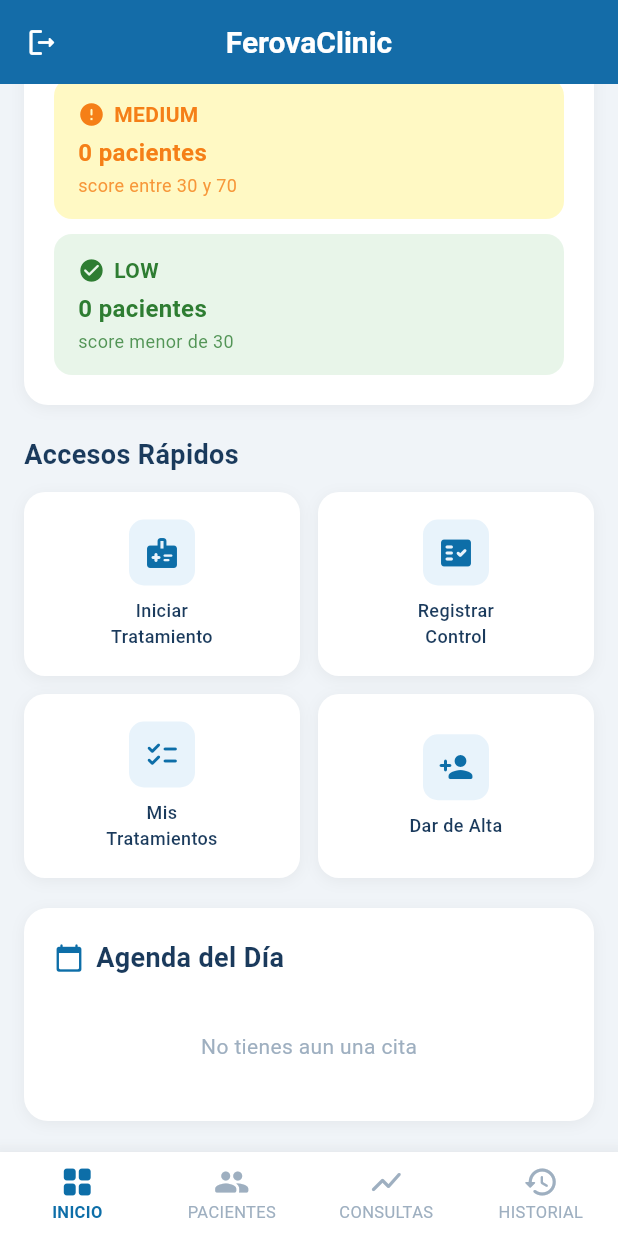
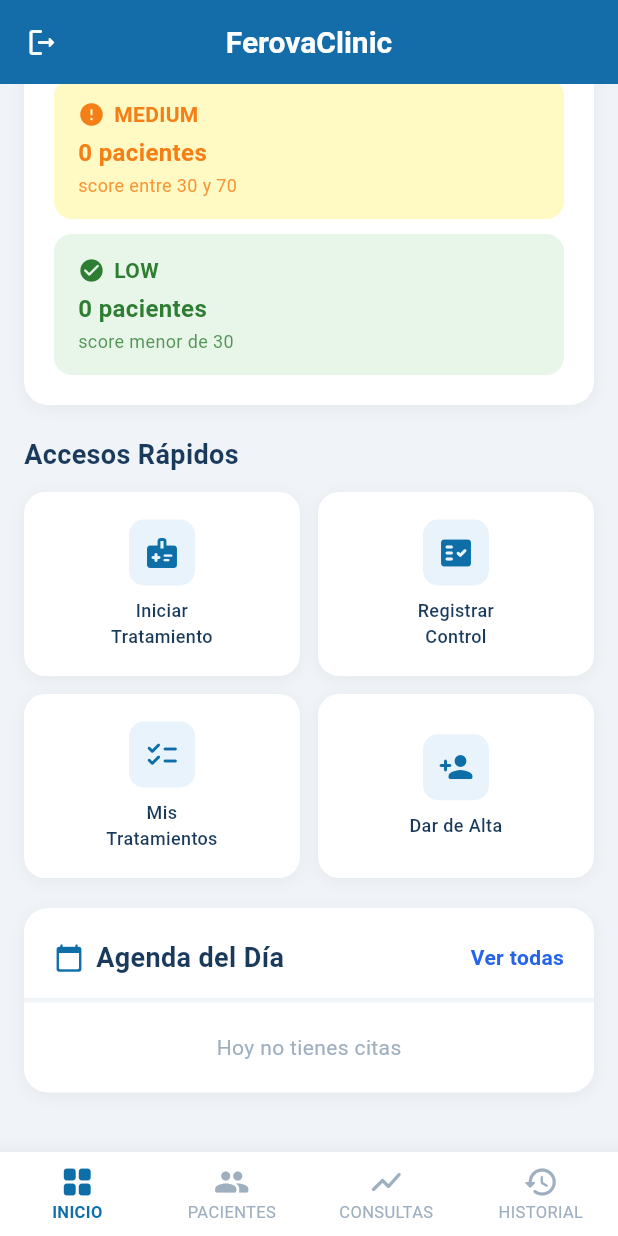
Before and after one commit to SANUVI-MINSA/ferova-clinic-mobile, a Flutter app: the NurseHomePage screen opened directly with empty values, scrolled down 385 dp, on a phone screen of 412 x 824 dp. Run offline on Flutter 3.47's test engine with Material 3 defaults, Android fonts, the phone set to English and light mode, and no system bars; our stand-ins replace flutter_bloc, flutter_map, get_it, latlong2, printing, shared_preferences; accounts and stored records are empty; network calls fail.

Commit message:
feat: enhance NurseHomePage with appointment management and display features

```diff
--- a/lib/feature/health-facility/presentation/nurse_pages/nurse_appointments_page.dart
+++ b/lib/feature/health-facility/presentation/nurse_pages/nurse_appointments_page.dart
@@ -99,7 +99,7 @@
                       vertical: 12,
                     ),
                     itemCount: state.appointments.length,
-                    separatorBuilder: (_, __) => const SizedBox(height: 10),
+                    separatorBuilder: (_, _) => const SizedBox(height: 10),
                     itemBuilder: (context, index) {
                       final Appointment a = state.appointments[index];
                       return AppointmentCard(
--- a/lib/feature/home/presentation/nurse_home/nurse_home_page.dart
+++ b/lib/feature/home/presentation/nurse_home/nurse_home_page.dart
@@ -1,4 +1,8 @@
+import 'package:ferova_clinic_flutter/feature/health-facility/domain/model/appointment.dart';
+import 'package:ferova_clinic_flutter/feature/health-facility/presentation/nurse_pages/nurse_appointments_page.dart';
+import 'package:ferova_clinic_flutter/feature/home/presentation/nurse_home/nurse_home_state.dart';
 import 'package:ferova_clinic_flutter/feature/home/presentation/nurse_home/nurse_home_view_model.dart';
+import 'package:ferova_clinic_flutter/feature/home/presentation/nurse_home/today_appointment_card.dart';
 import 'package:flutter/material.dart';
 import 'package:ferova_clinic_flutter/feature/auth/domain/user.dart';
 import 'package:flutter_bloc/flutter_bloc.dart';
@@ -16,13 +20,6 @@
 
 class _NurseHomePageState extends State<NurseHomePage> {
   int _selectedIndex = 0;
-
-  // Datos de ejemplo — reemplazar con datos reales del ViewModel
-  final int _activePatients = 0;
-  final int _highRiskCount = 0;
-  final int _mediumRiskCount = 0;
-  final int _lowRiskCount = 0;
-  final List<dynamic> _todayAppointments = [];
 
   void _logout(BuildContext context, NurseHomeViewModel viewModel) async {
     // Diálogo de confirmación
@@ -52,16 +49,58 @@
       if (context.mounted) {
         // Opción 1: Si tienes el widget de Login disponible
         Navigator.of(context).pushAndRemoveUntil(
-          MaterialPageRoute(builder: (_) => const LoginPage()), // ← Usa tu LoginPage
+          MaterialPageRoute(
+            builder: (_) => const LoginPage(),
+          ), // ← Usa tu LoginPage
           (route) => false,
         );
       }
     }
   }
 
+  String _formatDate(String dateStr) {
+    final date = DateTime.parse(dateStr);
+    const days = [
+      'Lunes',
+      'Martes',
+      'Miércoles',
+      'Jueves',
+      'Viernes',
+      'Sábado',
+      'Domingo',
+    ];
+    const months = [
+      '',
+      'Enero',
+      'Febrero',
+      'Marzo',
+      'Abril',
+      'Mayo',
+      'Junio',
+      'Julio',
+      'Agosto',
+      'Septiembre',
+      'Octubre',
+      'Noviembre',
+      'Diciembre',
+    ];
+    return '${days[date.weekday - 1]} ${date.day} de ${months[date.month]}, ${date.year}';
+  }
+
+  String _formatTime(String timeStr) {
+    final parts = timeStr.split(':');
+    int hour = int.parse(parts[0]);
+    final int minute = int.parse(parts[1]);
+    final String period = hour >= 12 ? 'PM' : 'AM';
+    if (hour > 12) hour -= 12;
+    if (hour == 0) hour = 12;
+    return '${hour.toString().padLeft(2, '0')}:${minute.toString().padLeft(2, '0')} $period';
+  }
+
   @override
   Widget build(BuildContext context) {
-    final viewModel = context.read<NurseHomeViewModel>();
+    final viewModel = context.watch<NurseHomeViewModel>();
+    final NurseHomeState state = viewModel.state;
 
     return Scaffold(
       backgroundColor: const Color(0xFFF0F4F8),
@@ -89,13 +128,17 @@
           children: [
             _buildNurseHeader(),
             const SizedBox(height: 16),
-            _buildActivePatientCard(),
+            _buildActivePatientCard(state.activePatients),
             const SizedBox(height: 16),
-            _buildRiskStatusSection(),
+            _buildRiskStatusSection(
+              state.highRiskCount,
+              state.mediumRiskCount,
+              state.lowRiskCount,
+            ),
             const SizedBox(height: 20),
             _buildQuickAccess(),
             const SizedBox(height: 20),
-            _buildDaySchedule(),
+            _buildDaySchedule(state.todayAppointments),
             const SizedBox(height: 20),
           ],
         ),
@@ -123,8 +166,11 @@
             const SizedBox(height: 4),
             Row(
               children: const [
-                Icon(Icons.location_on_outlined,
-                    size: 14, color: Color(0xFF6B7D8F)),
+                Icon(
+                  Icons.location_on_outlined,
+                  size: 14,
+                  color: Color(0xFF6B7D8F),
+                ),
                 SizedBox(width: 2),
                 Text(
                   'Posta Médica Huáscar',
@@ -141,7 +187,7 @@
             child: Image.asset(
               'assets/images/nurse_avatar.png',
               fit: BoxFit.cover,
-              errorBuilder: (_, __, ___) => const Icon(
+              errorBuilder: (_, _, _) => const Icon(
                 Icons.person_rounded,
                 size: 34,
                 color: Color(0xFF0D6EA8),
@@ -154,7 +200,7 @@
   }
 
   // ── Cartera de pacientes ──────────────────────────────────────────────────
-  Widget _buildActivePatientCard() {
+  Widget _buildActivePatientCard(int activePatients) {
     return Container(
       width: double.infinity,
       padding: const EdgeInsets.symmetric(horizontal: 20, vertical: 16),
@@ -163,7 +209,7 @@
         borderRadius: BorderRadius.circular(16),
         boxShadow: [
           BoxShadow(
-            color: Colors.black.withOpacity(0.05),
+            color: Colors.black.withValues(alpha: 0.05),
             blurRadius: 8,
             offset: const Offset(0, 2),
           ),
@@ -187,7 +233,7 @@
             textBaseline: TextBaseline.alphabetic,
             children: [
               Text(
-                '$_activePatients',
+                activePatients.toString(),
                 style: const TextStyle(
                   fontSize: 36,
                   fontWeight: FontWeight.bold,
@@ -207,7 +253,11 @@
   }
 
   // ── Estado de Riesgo Clínico ──────────────────────────────────────────────
-  Widget _buildRiskStatusSection() {
+  Widget _buildRiskStatusSection(
+    int highRiskCount,
+    int mediumRiskCount,
+    int lowRiskCount,
+  ) {
     return Container(
       width: double.infinity,
       padding: const EdgeInsets.all(20),
@@ -216,7 +266,7 @@
         borderRadius: BorderRadius.circular(16),
         boxShadow: [
           BoxShadow(
-            color: Colors.black.withOpacity(0.05),
+            color: Colors.black.withValues(alpha: 0.05),
             blurRadius: 8,
             offset: const Offset(0, 2),
           ),
@@ -236,7 +286,7 @@
           const SizedBox(height: 14),
           _buildRiskCard(
             label: 'HIGH',
-            count: _highRiskCount,
+            count: highRiskCount,
             subtitle: 'score mayor de 70',
             bgColor: const Color(0xFFFFEBEB),
             textColor: const Color(0xFFD32F2F),
@@ -245,7 +295,7 @@
           const SizedBox(height: 10),
           _buildRiskCard(
             label: 'MEDIUM',
-            count: _mediumRiskCount,
+            count: mediumRiskCount,
             subtitle: 'score entre 30 y 70',
             bgColor: const Color(0xFFFFF9C4),
             textColor: const Color(0xFFF57F17),
@@ -254,7 +304,7 @@
           const SizedBox(height: 10),
           _buildRiskCard(
             label: 'LOW',
-            count: _lowRiskCount,
+            count: lowRiskCount,
             subtitle: 'score menor de 30',
             bgColor: const Color(0xFFE8F5E9),
             textColor: const Color(0xFF2E7D32),
@@ -311,7 +361,7 @@
             subtitle,
             style: TextStyle(
               fontSize: 12,
-              color: textColor.withOpacity(0.8),
+              color: textColor.withValues(alpha: 0.8),
             ),
           ),
         ],
@@ -325,22 +375,30 @@
       _QuickAccessItem(
         icon: Icons.medical_information_rounded,
         label: 'Iniciar\nTratamiento',
-        onTap: () {/* TODO */},
+        onTap: () {
+          /* TODO */
+        },
       ),
       _QuickAccessItem(
         icon: Icons.fact_check_rounded,
         label: 'Registrar\nControl',
-        onTap: () {/* TODO */},
+        onTap: () {
+          /* TODO */
+        },
       ),
       _QuickAccessItem(
         icon: Icons.checklist_rounded,
         label: 'Mis\nTratamientos',
-        onTap: () {/* TODO */},
+        onTap: () {
+          /* TODO */
+        },
       ),
       _QuickAccessItem(
         icon: Icons.person_add_rounded,
         label: 'Dar de Alta',
-        onTap: () {/* TODO */},
+        onTap: () {
+          /* TODO */
+        },
       ),
     ];
 
@@ -378,7 +436,7 @@
           borderRadius: BorderRadius.circular(14),
           boxShadow: [
             BoxShadow(
-              color: Colors.black.withOpacity(0.05),
+              color: Colors.black.withValues(alpha: 0.05),
               blurRadius: 8,
               offset: const Offset(0, 2),
             ),
@@ -412,16 +470,15 @@
   }
 
   // ── Agenda del Día ────────────────────────────────────────────────────────
-  Widget _buildDaySchedule() {
+  Widget _buildDaySchedule(List<Appointment> todayAppointments) {
     return Container(
       width: double.infinity,
-      padding: const EdgeInsets.all(20),
       decoration: BoxDecoration(
         color: Colors.white,
         borderRadius: BorderRadius.circular(16),
         boxShadow: [
           BoxShadow(
-            color: Colors.black.withOpacity(0.05),
+            color: Colors.black.withValues(alpha: 0.05),
             blurRadius: 8,
             offset: const Offset(0, 2),
           ),
@@ -430,12 +487,17 @@
       child: Column(
         crossAxisAlignment: CrossAxisAlignment.start,
         children: [
-          Row(
-            children: const [
-              Icon(Icons.calendar_today_rounded,
-                  color: Color(0xFF0D6EA8), size: 20),
-              SizedBox(width: 8),
-              Text(
+          Padding(
+            padding: const EdgeInsets.fromLTRB(20, 20, 20, 16),
+            child: Row(
+              children: [
+                const Icon(
+                  Icons.calendar_today_rounded,
+                  color: Color(0xFF0D6EA8),
+                  size: 20,
+                ),
+                const SizedBox(width: 8),
+                const Text(
                   'Agenda del Día',
                   style: TextStyle(
                     fontSize: 18,
@@ -443,22 +505,61 @@
                     color: Color(0xFF1A3A5C),
                   ),
                 ),
+                const Spacer(),
+                GestureDetector(
+                  onTap: () {
+                    Navigator.push(
+                      context,
+                      MaterialPageRoute(
+                        builder: (context) => const NurseAppointmentsPage(),
+                      ),
+                    );
+                  },
+                  child: const Text(
+                    'Ver todas',
+                    style: TextStyle(
+                      fontSize: 14,
+                      fontWeight: FontWeight.w600,
+                      color: Color(0xFF2563EB),
+                    ),
+                  ),
+                ),
               ],
             ),
-          const SizedBox(height: 16),
-          if (_todayAppointments.isEmpty)
+          ),
+          const Divider(height: 1, thickness: 3, color: Color(0xFFF1F5F9)),
+          if (todayAppointments.isEmpty)
             const Center(
               child: Padding(
                 padding: EdgeInsets.symmetric(vertical: 20),
                 child: Text(
-                  'No tienes aun una cita',
+                  'Hoy no tienes citas',
                   style: TextStyle(fontSize: 14, color: Color(0xFF9EAFC0)),
                 ),
               ),
             )
           else
-          // TODO: mapear _todayAppointments a widgets de cita
-            const SizedBox.shrink(),
+            ClipRRect(
+              borderRadius: const BorderRadius.only(
+                bottomLeft: Radius.circular(16),
+                bottomRight: Radius.circular(16),
+              ),
+              child: ListView.builder(
+                shrinkWrap: true,
+                physics: const NeverScrollableScrollPhysics(),
+                padding: EdgeInsets.zero,
+                itemCount: todayAppointments.length,
+                itemBuilder: (context, index) {
+                  final Appointment a = todayAppointments[index];
+                  return TodayAppointmentCard(
+                    appointment: a,
+                    initials: a.patientName,
+                    formattedDate: _formatDate(a.appointmentDate),
+                    formattedTime: _formatTime(a.appointmentTime),
+                  );
+                },
+              ),
+            ),
         ],
       ),
     );
@@ -474,8 +575,10 @@
       unselectedItemColor: const Color(0xFF9EAFC0),
       backgroundColor: Colors.white,
       elevation: 12,
-      selectedLabelStyle:
-      const TextStyle(fontSize: 11, fontWeight: FontWeight.w600),
+      selectedLabelStyle: const TextStyle(
+        fontSize: 11,
+        fontWeight: FontWeight.w600,
+      ),
       unselectedLabelStyle: const TextStyle(fontSize: 11),
       items: const [
         BottomNavigationBarItem(
--- a/lib/feature/home/presentation/nurse_home/nurse_home_state.dart
+++ b/lib/feature/home/presentation/nurse_home/nurse_home_state.dart
@@ -1,6 +1,46 @@
-/// Estado del Home de Enfermería
-///
-/// Este estado maneja toda la información que se muestra en la pantalla del nurse:
-/// - Datos del usuario logueado
-/// - Estadísticas de pacientes
-/// - Listas de citas, etc.
+import 'package:ferova_clinic_flutter/feature/health-facility/domain/model/appointment.dart';
+
+class NurseHomeState {
+  final bool isLoadingPatients;
+  final bool isLoadingAppointments;
+  final String? errorMessage;
+  final int activePatients;
+  final int highRiskCount;
+  final int mediumRiskCount;
+  final int lowRiskCount;
+  final List<Appointment> todayAppointments;
+
+  const NurseHomeState({
+    this.isLoadingPatients = false,
+    this.isLoadingAppointments = false,
+    this.errorMessage,
+    this.activePatients = 0,
+    this.highRiskCount = 0,
+    this.mediumRiskCount = 0,
+    this.lowRiskCount = 0,
+    this.todayAppointments = const [],
+  });
+
+  NurseHomeState copyWith({
+    bool? isLoadingPatients,
+    bool? isLoadingAppointments,
+    String? errorMessage,
+    int? activePatients,
+    int? highRiskCount,
+    int? mediumRiskCount,
+    int? lowRiskCount,
+    List<Appointment>? todayAppointments,
+  }) {
+    return NurseHomeState(
+      isLoadingPatients: isLoadingPatients ?? this.isLoadingPatients,
+      isLoadingAppointments:
+          isLoadingAppointments ?? this.isLoadingAppointments,
+      errorMessage: errorMessage,
+      activePatients: activePatients ?? this.activePatients,
+      highRiskCount: highRiskCount ?? this.highRiskCount,
+      mediumRiskCount: mediumRiskCount ?? this.mediumRiskCount,
+      lowRiskCount: lowRiskCount ?? this.lowRiskCount,
+      todayAppointments: todayAppointments ?? this.todayAppointments,
+    );
+  }
+}
--- a/lib/feature/home/presentation/nurse_home/nurse_home_view_model.dart
+++ b/lib/feature/home/presentation/nurse_home/nurse_home_view_model.dart
@@ -1,4 +1,7 @@
 import 'package:ferova_clinic_flutter/feature/auth/domain/auth_repository.dart';
+import 'package:ferova_clinic_flutter/feature/health-facility/domain/model/appointment.dart';
+import 'package:ferova_clinic_flutter/feature/health-facility/domain/repositories/appointment_repository.dart';
+import 'package:ferova_clinic_flutter/feature/home/presentation/nurse_home/nurse_home_state.dart';
 import 'package:flutter/cupertino.dart';
 
 /// ViewModel para la pantalla principal de Enfermería
@@ -8,12 +11,43 @@
 /// - Manejar el estado de carga y errores
 /// - Proveer métodos para actualizar datos (refresh)
 /// - Gestionar logout
-class NurseHomeViewModel extends ChangeNotifier{
+class NurseHomeViewModel extends ChangeNotifier {
   final AuthRepository authRepository;
+  final AppointmentRepository appointmentRepository;
+  NurseHomeState state = NurseHomeState();
 
-  NurseHomeViewModel({required this.authRepository});
+  NurseHomeViewModel({
+    required this.authRepository,
+    required this.appointmentRepository,
+  }) {
+    loadTodayAppointments();
+  }
 
   Future<void> logout() async {
     await authRepository.logout();
   }
+
+  Future<void> loadTodayAppointments() async {
+    state = state.copyWith(isLoadingAppointments: true);
+    notifyListeners();
+    try {
+      List<Appointment> appointments = await appointmentRepository
+          .getNurseAppointments();
+      final String today = '2026-06-18';
+      //final String today = DateTime.now().toIso8601String().substring(0, 10);
+
+      final List<Appointment> todayAppointments = appointments
+          .where((a) => a.appointmentDate == today)
+          .take(3)
+          .toList();
+
+      state = state.copyWith(
+        todayAppointments: todayAppointments,
+        isLoadingAppointments: false,
+      );
+    } catch (e) {
+      state = state.copyWith(isLoadingAppointments: false, errorMessage: '$e');
+    }
+    notifyListeners();
+  }
 }
```
Also changed, not shown: lib/feature/home/presentation/nurse_home/today_appointment_card.dart (added, +109 -0 lines). Lines whose indentation alone changed are shown as unchanged.
